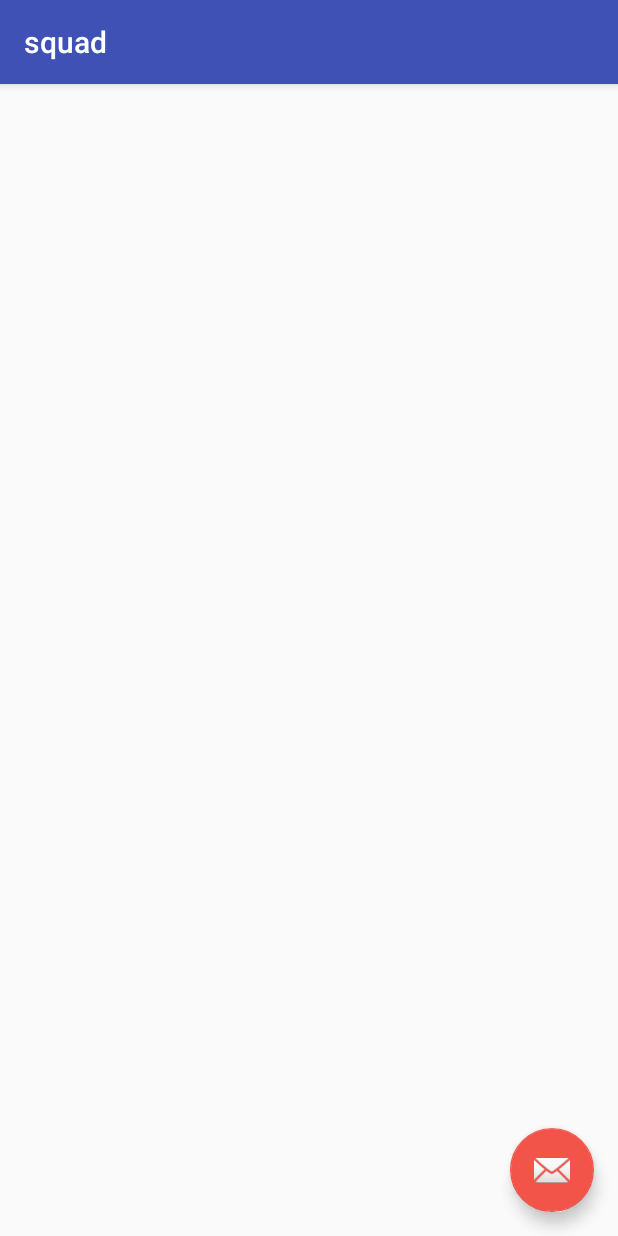
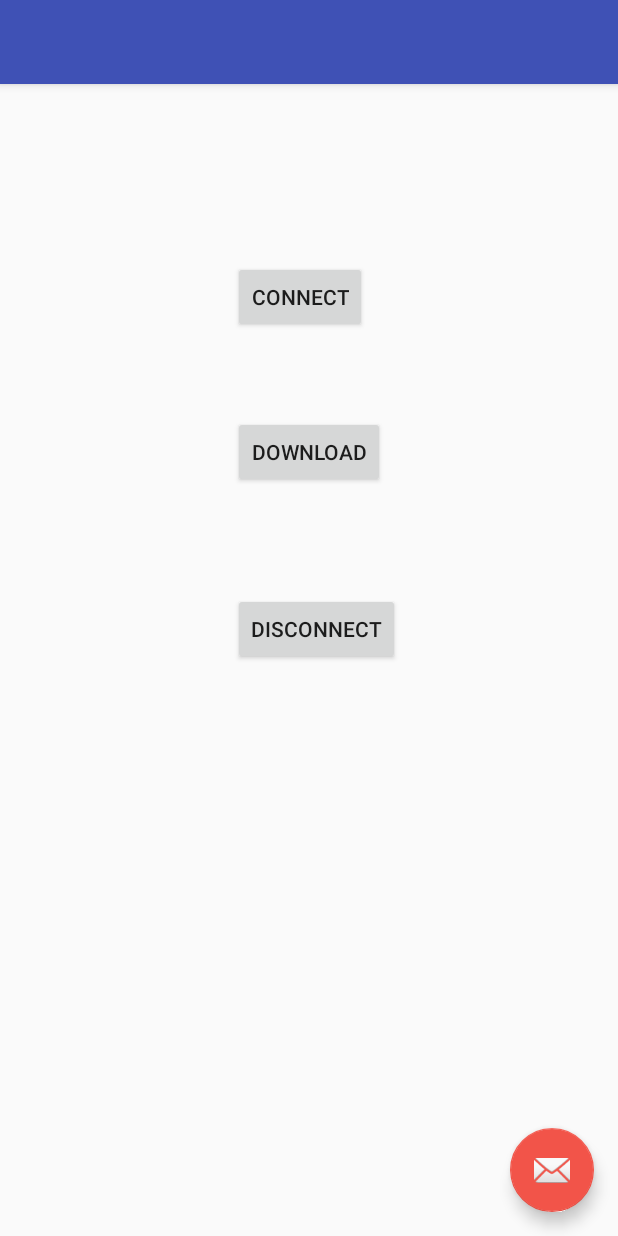
Before and after one commit to pujazon/FacilCB, an Android app: the squad screen opened directly, with no data from a screen before it, on a phone screen of 412 x 824 dp. Run offline under Robolectric (Android 15) with nearby library versions, the phone set to English and light mode, and no system bars.

Commit message:
Download FTP no funciona

```diff
--- a/app/src/main/java/com/example/daniel/facilcb/squad.java
+++ b/app/src/main/java/com/example/daniel/facilcb/squad.java
@@ -2,6 +2,8 @@ package com.example.daniel.facilcb;
 
 import static android.content.ContentValues.TAG;
 import org.apache.commons.net.ftp.*;
+
+import android.content.Intent;
 import android.os.Bundle;
 import android.support.design.widget.FloatingActionButton;
 import android.support.design.widget.Snackbar;
@@ -9,6 +11,8 @@ import android.support.v7.app.AppCompatActivity;
 import android.support.v7.widget.Toolbar;
 import android.util.Log;
 import android.view.View;
+import android.widget.Button;
+import android.widget.ImageButton;
 
 public class squad extends AppCompatActivity {
 
@@ -18,11 +22,16 @@ public class squad extends AppCompatActivity {
     protected void onCreate(Bundle savedInstanceState) {
         super.onCreate(savedInstanceState);
         setContentView(R.layout.activity_squad);
-        Toolbar toolbar = (Toolbar) findViewById(R.id.toolbar);
-        setSupportActionBar(toolbar);
+
+        //Declaracion de los Buttons
+        Button connectButton = (Button) findViewById(R.id.connect);
+        Button downloadButton = (Button) findViewById(R.id.download);
+        Button disconnectButton = (Button) findViewById(R.id.disconnect);
 
         ftpclient = new MyFTPClientFunctions();
 
+        connectButton.setOnClickListener(new View.OnClickListener(){
+            public void onClick(View v){
                 new Thread(new Runnable() {
                     public void run() {
                         boolean status = false;
@@ -34,11 +43,45 @@ public class squad extends AppCompatActivity {
                         }
                     }
                 }).start();
+            }
+        });
 
+        disconnectButton.setOnClickListener(new View.OnClickListener(){
+            public void onClick(View v){
                 new Thread(new Runnable() {
                     public void run() {
-                ftpclient.ftpDisconnect();
+                        boolean status = false;
+                        status = ftpclient.ftpDisconnect();
+
+                        if (status == true) {
+                            Log.d(TAG, "EXIT Success");
+                        } else {
+                            Log.d(TAG, "EXIT failed");
+                        }
                     }
                 }).start();
             }
+        });
+
+        downloadButton.setOnClickListener(new View.OnClickListener(){
+            public void onClick(View v){
+                new Thread(new Runnable() {
+                    public void run() {
+                        boolean status = false;
+                        status = ftpclient.ftpDownload("/alineaciones.txt","/res");
+
+                        if (status == true) {
+                            Log.d(TAG, "Download Success");
+                        } else {
+                            Log.d(TAG, "AAAA Download failed");
                         }
+                    }
+                }).start();
+            }
+        });
+
+
+
+
+    }
+}
--- a/app/src/main/res/layout/content_squad.xml
+++ b/app/src/main/res/layout/content_squad.xml
@@ -13,4 +13,32 @@
     tools:context="com.example.daniel.facilcb.squad"
     tools:showIn="@layout/activity_squad">
 
+    <Button
+        android:text="Download"
+        android:layout_width="wrap_content"
+        android:layout_height="wrap_content"
+        android:layout_below="@+id/connect"
+        android:layout_centerHorizontal="true"
+        android:layout_marginTop="55dp"
+        android:id="@+id/download" />
+
+    <Button
+        android:text="Disconnect"
+        android:layout_width="wrap_content"
+        android:layout_height="wrap_content"
+        android:layout_below="@+id/download"
+        android:layout_alignLeft="@+id/download"
+        android:layout_alignStart="@+id/download"
+        android:layout_marginTop="70dp"
+        android:id="@+id/disconnect" />
+
+    <Button
+        android:text="Connect"
+        android:layout_width="wrap_content"
+        android:layout_height="wrap_content"
+        android:layout_marginTop="102dp"
+        android:id="@+id/connect"
+        android:layout_alignParentTop="true"
+        android:layout_alignLeft="@+id/download"
+        android:layout_alignStart="@+id/download" />
 </RelativeLayout>
```
Also changed, not shown: app/src/main/java/com/example/daniel/facilcb/MyFTPClientFunctions.java (+26 -0 lines), 1 other file. Lines whose indentation alone changed are shown as unchanged.
